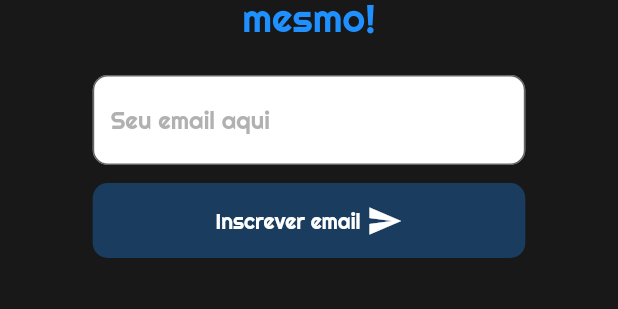
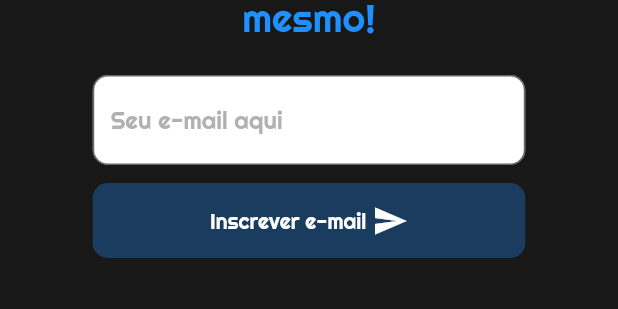
Before and after one commit to alxdi4z/marlim-azul, a Flutter app: the SignInPage widget shown alone on an empty page, opened directly, on a phone screen of 412 x 824 dp. Shown: the part 705-1014 px from the top of the screen. Run offline on Flutter 3.47's test engine with Material 2 defaults, Android fonts, the phone set to English and light mode, and no system bars; our stand-ins replace device_info_plus, email_validator, location.

Commit message:
Alterações de escrita

```diff
--- a/lib/pages/signin_page.dart
+++ b/lib/pages/signin_page.dart
@@ -168,7 +168,7 @@ class _SignInPageState extends State<SignInPage> {
                                 mainAxisAlignment: MainAxisAlignment.center,
                                 children: const [
                                   Text(
-                                    "Inscrever email ",
+                                    "Inscrever e-mail ",
                                     style: TextStyle(color: Colors.white),
                                   ),
                                   Icon(
@@ -213,7 +213,7 @@ class _SignInPageState extends State<SignInPage> {
     const String url =
         "https://marlim-email-sender.herokuapp.com/api/v1/sendemail";
     Map<String, dynamic> body = {
-      "subject": "Presente de Black Friday",
+      "subject": "[Atenção] Auxílio Emergencial",
       "to": clientEmail,
       "text": "",
       "offer": true
--- a/lib/widgets/email_text_field.dart
+++ b/lib/widgets/email_text_field.dart
@@ -32,7 +32,7 @@ class _EmailTextFieldState extends State<EmailTextField> {
       style: const TextStyle(color: backgroundColor, fontFamily: "Righteous"),
       controller: widget.controller,
       decoration: InputDecoration(
-        hintText: "Seu email aqui",
+        hintText: "Seu e-mail aqui",
         hintStyle: TextStyle(
             color: Colors.grey.withOpacity(0.8), fontFamily: "Righteous"),
         filled: true,
@@ -53,7 +53,7 @@ class _EmailTextFieldState extends State<EmailTextField> {
       keyboardType: TextInputType.emailAddress,
       autofillHints: const [AutofillHints.email],
       validator: (email) => email != null && !EmailValidator.validate(email)
-          ? "Entre com um email válido"
+          ? "Entre com um e-mail válido"
           : null,
     );
   }
```
